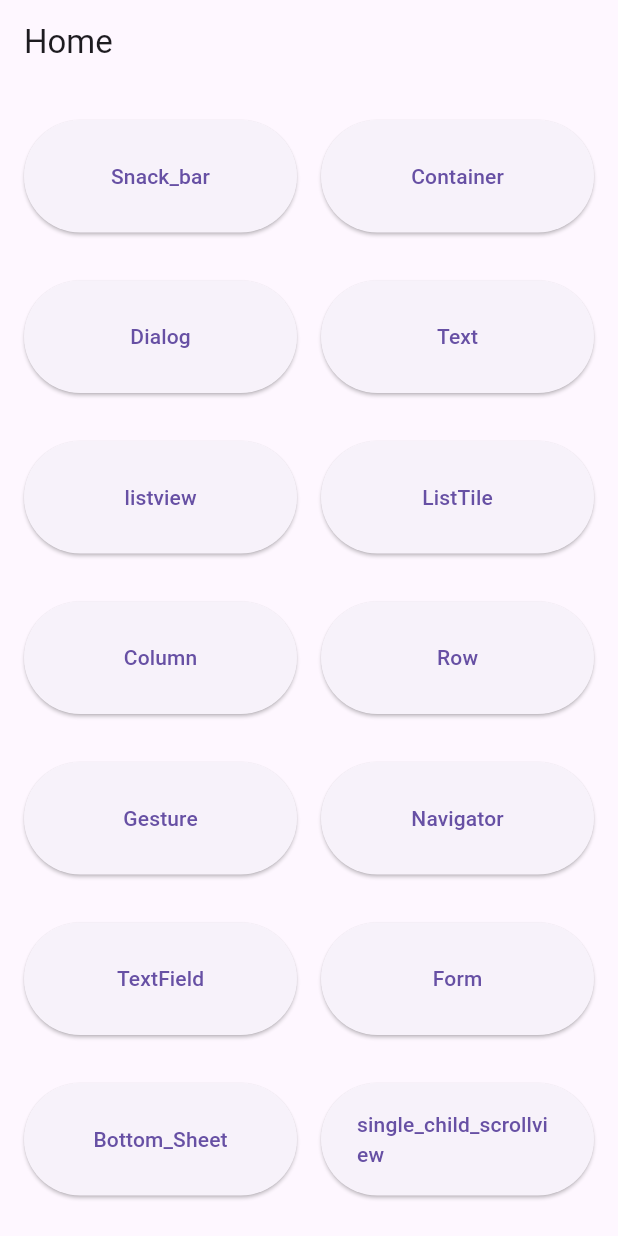
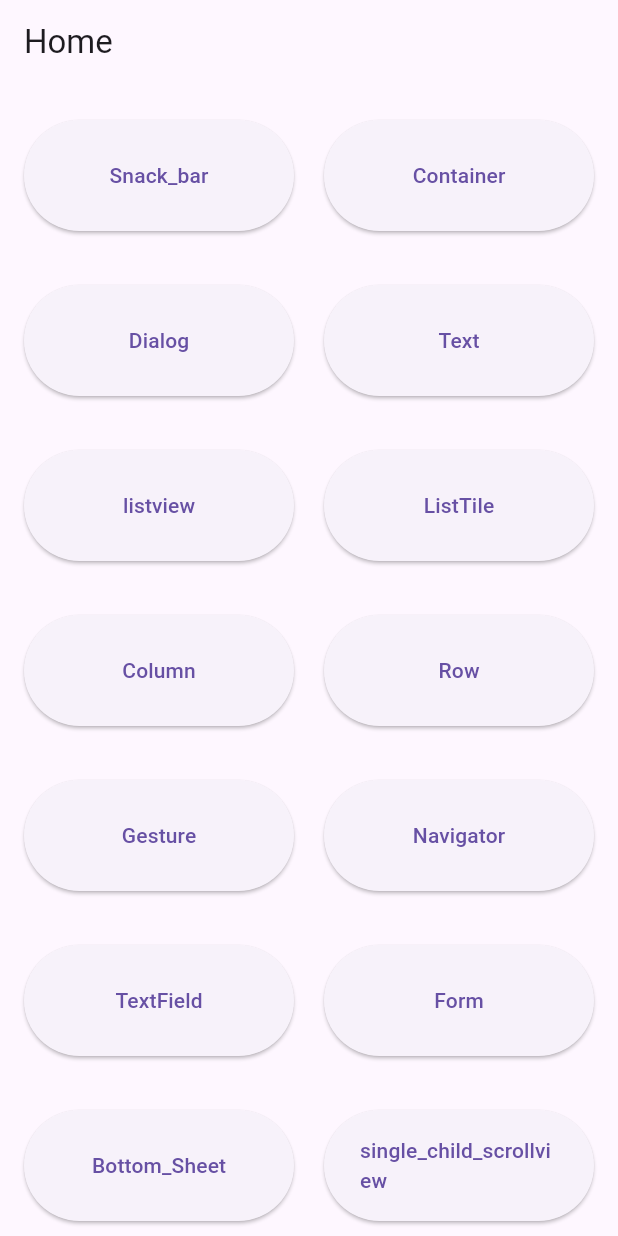
Before and after one commit to hoangha234/flutter-study, a Flutter app: the screen it shows after launch, on a phone screen of 412 x 824 dp. Run offline on Flutter 3.47's test engine with Material 3 defaults, Android fonts, the phone set to English and light mode, and no system bars.

Commit message:
Update main.dart
change the crossAxisSpacing and mainAxisSpacing in line 140, 141

```diff
--- a/lib/main.dart
+++ b/lib/main.dart
@@ -137,8 +137,8 @@ class HomeScreen extends StatelessWidget {
         padding: const EdgeInsets.all(16),
         gridDelegate: const SliverGridDelegateWithFixedCrossAxisCount(
             crossAxisCount: 2,
-            crossAxisSpacing: 16,
-            mainAxisSpacing: 16,
+            crossAxisSpacing: 20,
+            mainAxisSpacing: 20,
             childAspectRatio: 2
         ),
         itemCount: ScreenType.values.length,
```
